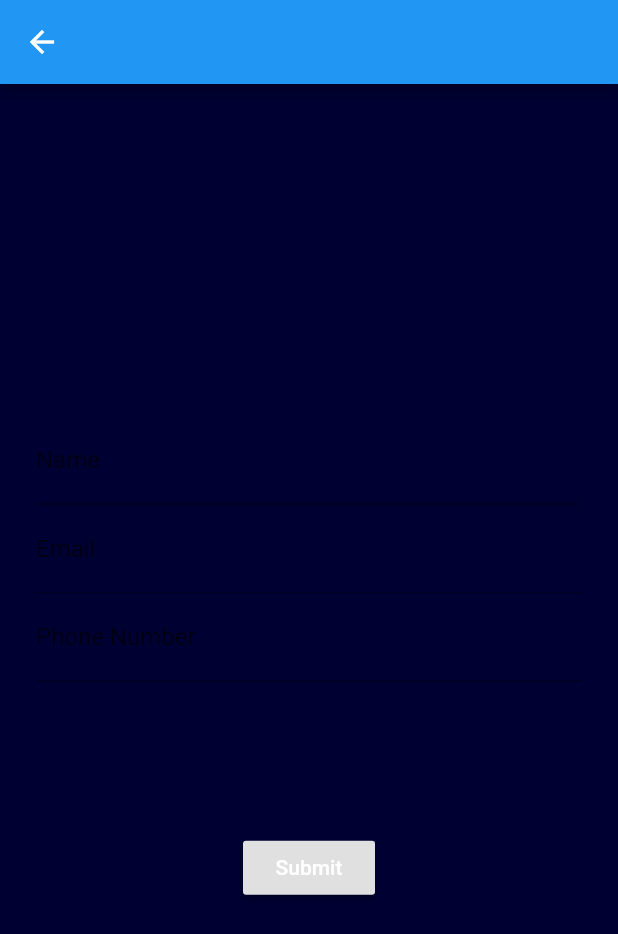
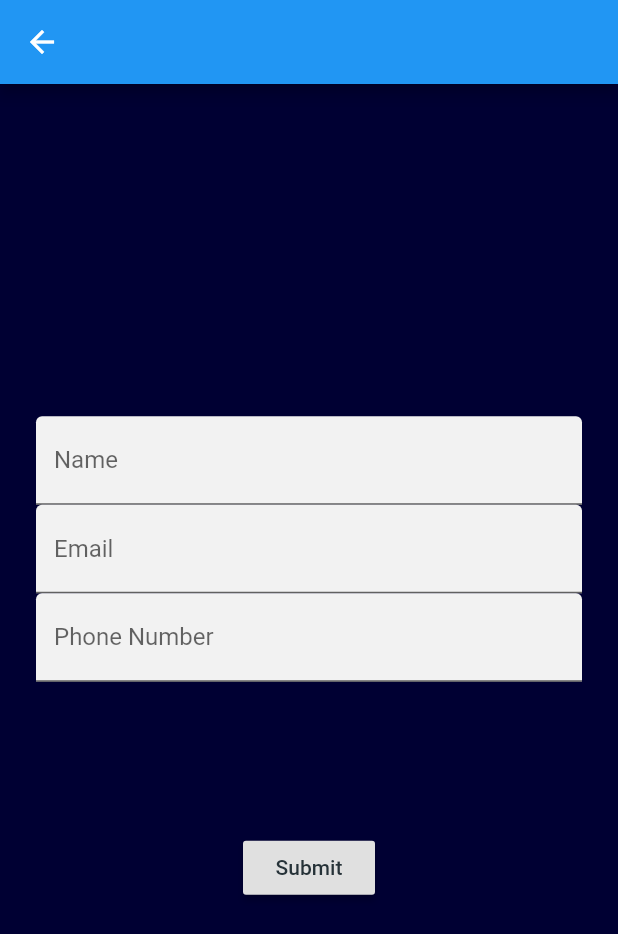
Before and after one commit to shreshukle1/demo_horo_app, a Flutter app: the FormScreen screen opened directly, on a phone screen of 412 x 824 dp. Shown: the top 934 px of the screen. Run offline on Flutter 3.47's test engine with Material 2 defaults, Android fonts, the phone set to English and light mode, and no system bars; missing offline and left inert: dart:ffi, ff_navigation_bar, horoscope.

Commit message:
contact done code

```diff
--- a/lib/Screens/ContactUs.dart
+++ b/lib/Screens/ContactUs.dart
@@ -18,7 +18,14 @@ class FormScreenState extends State<FormScreen> {
 
   Widget _buildName() {
     return TextFormField(
-      decoration: InputDecoration(labelText: 'Name'),
+      decoration: InputDecoration(
+          filled: true,
+          fillColor: Color(0xFFF2F2F2),
+          focusedBorder: OutlineInputBorder(
+            borderRadius: BorderRadius.all(Radius.circular(4)),
+            borderSide: BorderSide(width: 1,color: Colors.blueGrey.shade900),
+          ),
+          labelText: 'Name'),
       validator: (String value){
         if (value.isEmpty){
           return 'Name is Required';
@@ -32,7 +39,14 @@ class FormScreenState extends State<FormScreen> {
 
   Widget _buildEmail() {
     return TextFormField(
-      decoration: InputDecoration(labelText: 'Email'),
+      decoration: InputDecoration(
+          filled: true,
+          fillColor: Color(0xFFF2F2F2),
+          focusedBorder: OutlineInputBorder(
+            borderRadius: BorderRadius.all(Radius.circular(4)),
+            borderSide: BorderSide(width: 1,color: Colors.blueGrey.shade900),
+          ),
+          labelText: 'Email'),
       keyboardType: TextInputType.emailAddress,
       validator: (String value) {
         if (value.isEmpty) {
@@ -53,7 +67,14 @@ class FormScreenState extends State<FormScreen> {
 
   Widget _buildPhoneNumber() {
     return TextFormField(
-      decoration: InputDecoration(labelText: 'Phone Number'),
+      decoration: InputDecoration(
+        filled: true,
+          fillColor: Color(0xFFF2F2F2),
+          focusedBorder: OutlineInputBorder(
+          borderRadius: BorderRadius.all(Radius.circular(4)),
+          borderSide: BorderSide(width: 1,color: Colors.blueGrey.shade900),
+          ),
+          labelText: 'Phone Number'),
       keyboardType: TextInputType.phone,
       validator: (String value){
         if (value.isEmpty){
@@ -84,7 +105,7 @@ class FormScreenState extends State<FormScreen> {
             SizedBox(height: 100),
             RaisedButton(
               child: Text('Submit',
-                style: TextStyle(color:Colors.white),
+                style: TextStyle(color:Colors.blueGrey.shade900),
               ),
               onPressed: () {
                 if(!_formKey.currentState.validate()){
--- a/lib/Screens/Profile.dart
+++ b/lib/Screens/Profile.dart
@@ -113,7 +113,7 @@ class _ProfileState extends State<Profile> {
                                     ),
                                     ListTile(
                                       onTap: () {
-                                        Navigator.push(context, MaterialPageRoute(builder: (context) => ContactUs()));
+                                        Navigator.push(context, MaterialPageRoute(builder: (context) => FormScreen()));
                                     },
                                       leading: Icon(Icons.help,color: Colors.blue,),
 
```
